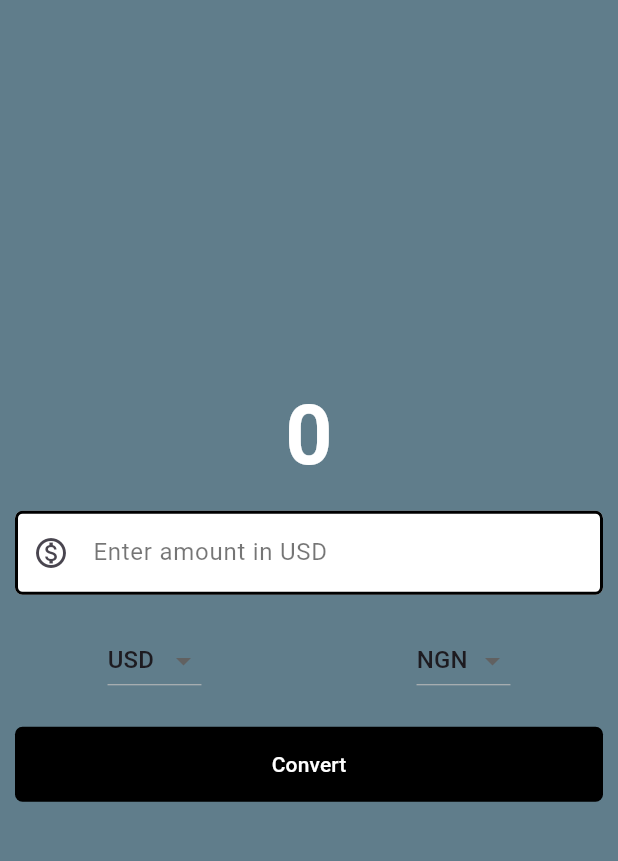
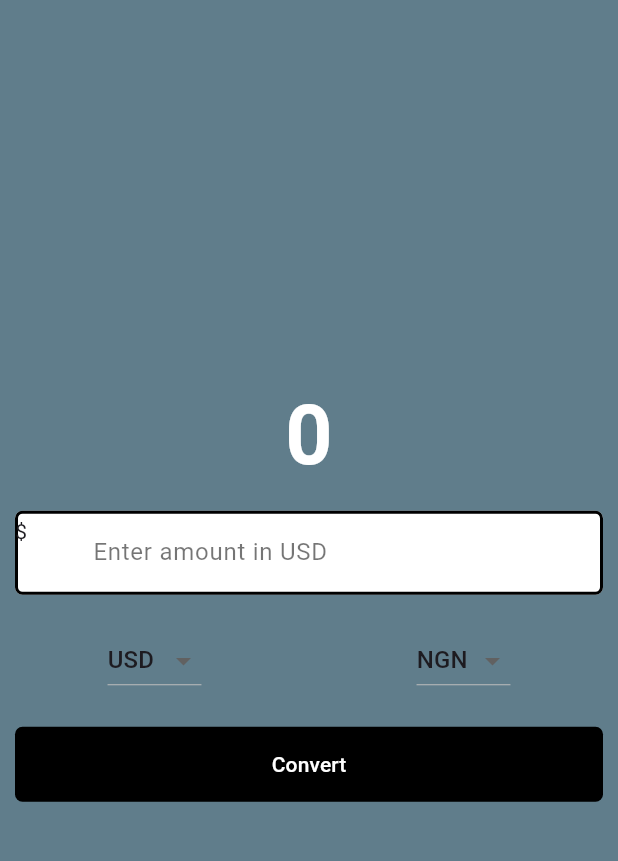
Before and after one commit to davex-ai/XChange, a Flutter app: the screen it shows after launch, after a tap on "Convert", on a phone screen of 412 x 824 dp, the part 63-924 px from its top. Run offline on Flutter 3.47's test engine with Material 3 defaults, Android fonts, the phone set to English and light mode, and no system bars.

Commit message:
v2 update

```diff
--- a/lib/currencyconverter.dart
+++ b/lib/currencyconverter.dart
@@ -14,6 +14,7 @@ class _CurrencyConverterState extends State<CurrencyConverter> {
   double result = 0;
   String fromCurrency = "USD";
   String toCurrency = "NGN";
+
 
   List<String> currencyList = [
     "USD", "AED", "AFN", "ALL", "AMD", "ANG", "AOA", "ARS", "AUD", "AWG",
@@ -35,6 +36,43 @@ class _CurrencyConverterState extends State<CurrencyConverter> {
     "XPF", "YER", "ZAR", "ZMW", "ZWG", "ZWL"
   ];
 
+  Map<String, String> currencyWithSymbols = {
+    "USD": r"$", "AED": "د.إ", "AFN": "؋", "ALL": "L", "AMD": "֏", "ANG": "ƒ",
+    "AOA": "Kz", "ARS": r"$", "AUD": r"$", "AWG": "ƒ", "AZN": "₼", "BAM": "KM",
+    "BBD": r"$", "BDT": "৳", "BGN": "лв", "BHD": ".د.ب", "BIF": "FBu", "BMD": r"$",
+    "BND": r"$", "BOB": "Bs.", "BRL": r"R$", "BSD": r"$", "BTN": "Nu.", "BWP": "P",
+    "BYN": "Br", "BZD": r"BZ$", "CAD": r"$", "CDF": "FC", "CHF": "CHF", "CLF": "UF",
+    "CLP": r"$", "CNH": "元", "CNY": "¥", "COP": r"$", "CRC": "₡", "CUP": r"$",
+    "CVE": "Esc", "CZK": "Kč", "DJF": "Fdj", "DKK": "kr", "DOP": r"RD$", "DZD": "د.ج",
+    "EGP": "E£", "ERN": "Nfk", "ETB": "Br", "EUR": "€", "FJD": r"$", "FKP": "£",
+    "FOK": r"$", "GBP": "£", "GEL": "₾", "GGP": "£", "GHS": "GH₵", "GIP": "£",
+    "GMD": "D", "GNF": "FG", "GTQ": "Q", "GYD": r"$", "HKD": r"$", "HNL": "L",
+    "HRK": "kn", "HTG": "G", "HUF": "Ft", "IDR": "Rp", "ILS": "₪", "IMP": "£",
+    "INR": "₹", "IQD": "ع.د", "IRR": "﷼", "ISK": "kr", "JEP": "£", "JMD": r"J$",
+    "JOD": "د.ا", "JPY": "¥", "KES": "KSh", "KGS": "с", "KHR": "៛", "KID": r"$",
+    "KMF": "CF", "KRW": "₩", "KWD": "د.ك", "KYD": r"$", "KZT": "₸", "LAK": "₭",
+    "LBP": "ل.ل", "LKR": "₨", "LRD": r"$", "LSL": "L", "LYD": "ل.د", "MAD": "د.م.",
+    "MDL": "L", "MGA": "Ar", "MKD": "ден", "MMK": "K", "MNT": "₮", "MOP": "P",
+    "MRU": "UM", "MUR": "₨", "MVR": "Rf", "MWK": "MK", "MXN": r"$", "MYR": "RM",
+    "MZN": "MT", "NAD": r"$", "NGN": "₦", "NIO": r"C$", "NOK": "kr", "NPR": "₨",
+    "NZD": r"$", "OMR": "ر.ع.", "PAB": "B/.", "PEN": "S/.", "PGK": "K", "PHP": "₱",
+    "PKR": "₨", "PLN": "zł", "PYG": "₲", "QAR": "ر.ق", "RON": "lei", "RSD": "дин.",
+    "RUB": "₽", "RWF": "FRw", "SAR": "ر.س", "SBD": r"$", "SCR": "₨", "SDG": "ج.س.",
+    "SEK": "kr", "SGD": r"$", "SHP": "£", "SLE": "Le", "SLL": "Le", "SOS": "S",
+    "SRD": r"$", "SSP": "£", "STN": "Db", "SYP": "£", "SZL": "L", "THB": "฿",
+    "TJS": "SM", "TMT": "T", "TND": "د.ت", "TOP": r"T$", "TRY": "₺", "TTD": r"TT$",
+    "TVD": r"$", "TWD": r"NT$", "TZS": "TSh", "UAH": "₴", "UGX": "USh", "UYU": r"$",
+    "UZS": "лв", "VES": "Bs.S", "VND": "₫", "VUV": "VT", "WST": "T", "XAF": "FCFA",
+    "XCD": r"$", "XCG": "C", "XDR": "SDR", "XOF": "CFA", "XPF": "₣", "YER": "﷼",
+    "ZAR": "R", "ZMW": "ZK", "ZWG": "ZiG", "ZWL": "ZiG"
+  };
+
+
+
+  String mapfunc(String code) {
+    return currencyWithSymbols[code] ?? "\$";
+  }
+
 
   Future<double> fetchRate(String toCurrency) async {
     final response = await http.get(
@@ -43,15 +81,21 @@ class _CurrencyConverterState extends State<CurrencyConverter> {
 
     if (response.statusCode == 200) {
       final data = jsonDecode(response.body);
-      return data['rates'][toCurrency];
+      if (data['rates'] == null || data['rates'][toCurrency] == null) {
+        throw Exception('Currency not supported');
+      }
+
+      return (data['rates'][toCurrency] as num).toDouble();
     } else {
       throw Exception('Failed to fetch rates');
     }
   }
 
   void convert() async {
-    final input = double.parse(textEditingController.text);
+    final input = double.parse(textEditingController.text.trim());
     final rate = await fetchRate(toCurrency);
+
+    if (input.isNaN) return;
 
     setState(() {
       result = input * rate;
@@ -59,7 +103,15 @@ class _CurrencyConverterState extends State<CurrencyConverter> {
   }
 
   @override
+  void dispose() {
+    // TODO: implement dispose
+    textEditingController.dispose();
+    super.dispose();
+  }
+
+  @override
   Widget build(BuildContext context) {
+
     final border = OutlineInputBorder(
       borderSide: const BorderSide(width: 2.0, style: BorderStyle.solid),
       borderRadius: BorderRadius.circular(5),
@@ -91,9 +143,9 @@ class _CurrencyConverterState extends State<CurrencyConverter> {
                 controller: textEditingController,
                 style: const TextStyle(color: Colors.black),
                 decoration: InputDecoration(
-                  hintText: 'Enter amount in USD',
+                  hintText: 'Enter amount in $fromCurrency',
                   hintStyle: const TextStyle(color: Colors.black54),
-                  prefixIcon: const Icon(Icons.monetization_on_outlined),
+                  prefixIcon: Text(mapfunc(fromCurrency)),
                   filled: true,
                   fillColor: Colors.white,
                   focusedBorder: border,
```
